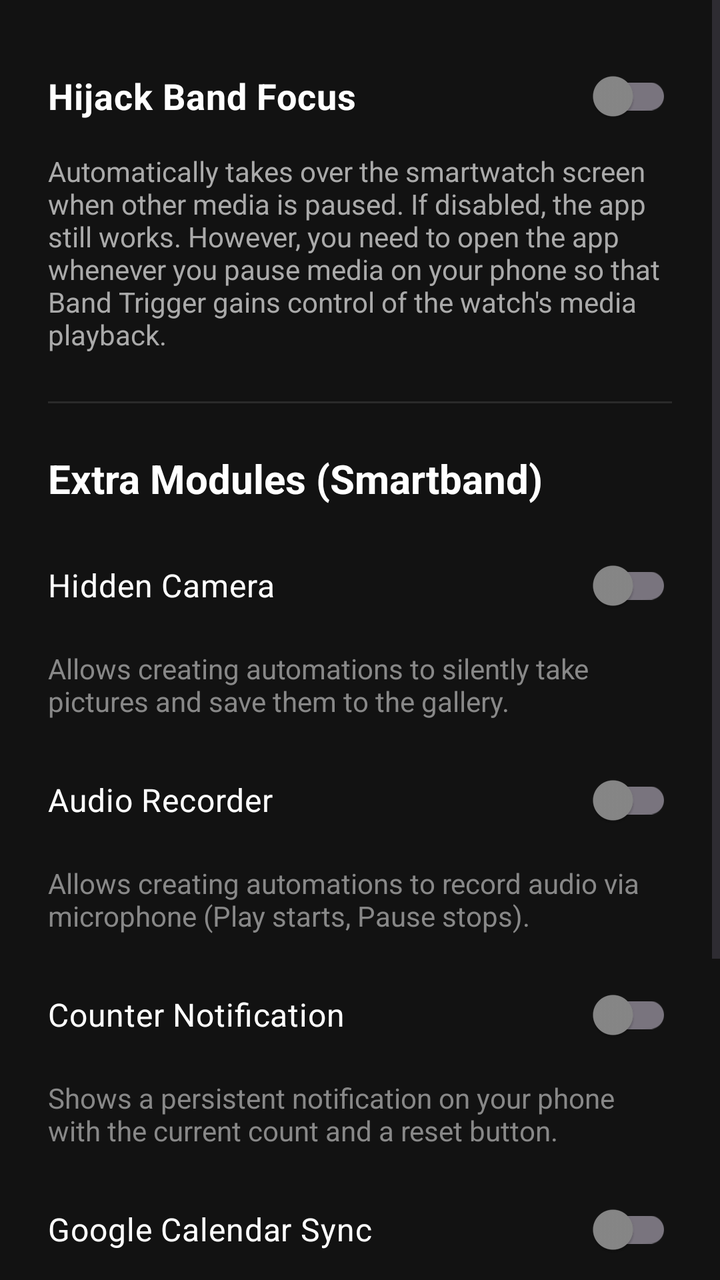
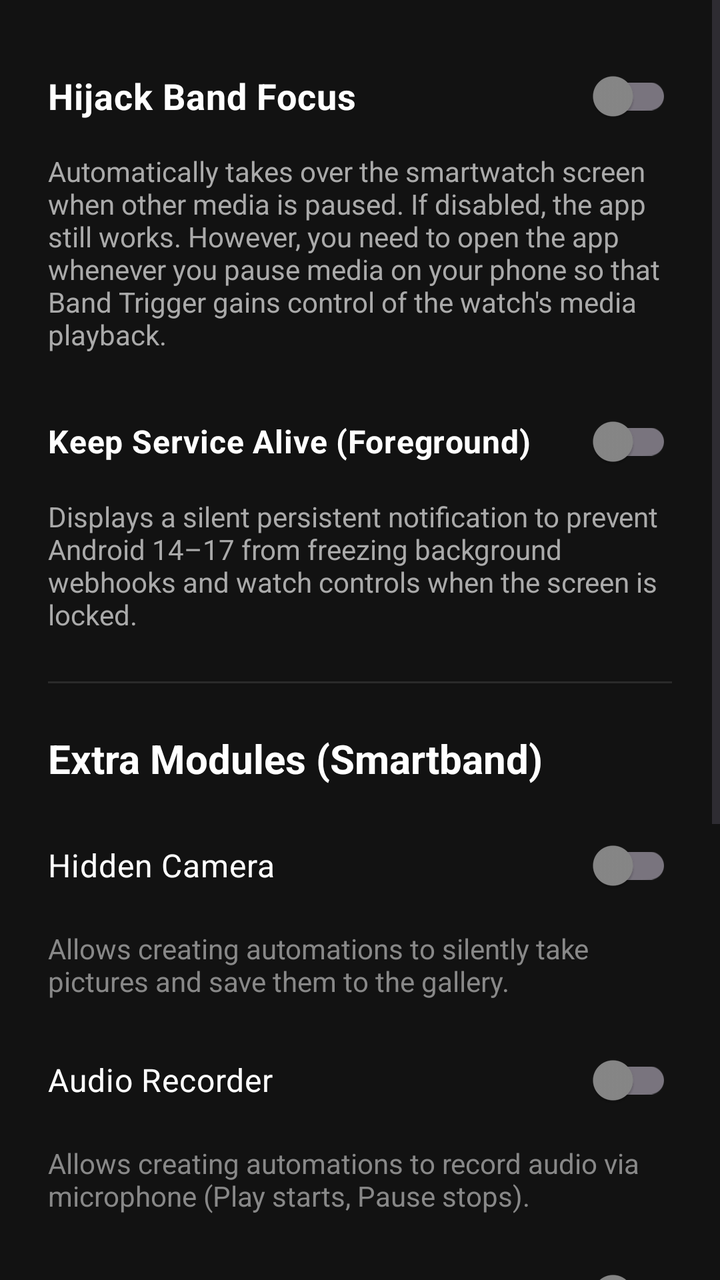

The first picture is an Android layout as it rendered before a commit; the second is the same layout after the commit. The layout source and the unified diff follow.
<!-- AndroidManifest.xml: application theme Theme.BandLightConnect -->
<!-- res/layout/fragment_settings.xml -->
<?xml version="1.0" encoding="utf-8"?>
<ScrollView xmlns:android="http://schemas.android.com/apk/res/android"
    xmlns:app="http://schemas.android.com/apk/res-auto"
    android:layout_width="match_parent"
    android:layout_height="match_parent"
    android:background="#121212"
    android:fillViewport="true">

    <LinearLayout
        android:layout_width="match_parent"
        android:layout_height="wrap_content"
        android:orientation="vertical"
        android:padding="24dp">

        
        <com.google.android.material.switchmaterial.SwitchMaterial
            android:id="@+id/switchHijackFocus"
            android:layout_width="match_parent"
            android:layout_height="wrap_content"
            android:text="Hijack Band Focus"
            android:textColor="#FFFFFF"
            android:textSize="18sp"
            android:textStyle="bold"
            app:thumbTint="@color/bottom_nav_colors" />

        <TextView
            android:layout_width="match_parent"
            android:layout_height="wrap_content"
            android:layout_marginTop="4dp"
            android:text="Automatically takes over the smartwatch screen when other media is paused. If disabled, the app still works. However, you need to open the app whenever you pause media on your phone so that Band Trigger gains control of the watch's media playback."
            android:textColor="#AAAAAA"
            android:textSize="14sp" />

        
        <View
            android:layout_width="match_parent"
            android:layout_height="1dp"
            android:layout_marginTop="24dp"
            android:background="#2A2A2A" />

        
        <TextView
            android:layout_width="wrap_content"
            android:layout_height="wrap_content"
            android:layout_marginTop="24dp"
            android:text="Extra Modules (Smartband)"
            android:textColor="#FFFFFF"
            android:textSize="20sp"
            android:textStyle="bold" />

        
        <com.google.android.material.switchmaterial.SwitchMaterial
            android:id="@+id/switchHiddenCamera"
            android:layout_width="match_parent"
            android:layout_height="wrap_content"
            android:layout_marginTop="16dp"
            android:text="Hidden Camera"
            android:textColor="#FFFFFF"
            android:textSize="16sp"
            app:thumbTint="@color/bottom_nav_colors" />

        <TextView
            android:layout_width="wrap_content"
            android:layout_height="wrap_content"
            android:layout_marginTop="8dp"
            android:text="Allows creating automations to silently take pictures and save them to the gallery."
            android:textColor="#888888"
            android:textSize="14sp" />

        
        <com.google.android.material.switchmaterial.SwitchMaterial
            android:id="@+id/switchAudioRecorder"
            android:layout_width="match_parent"
            android:layout_height="wrap_content"
            android:layout_marginTop="16dp"
            android:text="Audio Recorder"
            android:textColor="#FFFFFF"
            android:textSize="16sp"
            app:thumbTint="@color/bottom_nav_colors" />

        <TextView
            android:layout_width="wrap_content"
            android:layout_height="wrap_content"
            android:layout_marginTop="8dp"
            android:text="Allows creating automations to record audio via microphone (Play starts, Pause stops)."
            android:textColor="#888888"
            android:textSize="14sp" />

        
        <com.google.android.material.switchmaterial.SwitchMaterial
            android:id="@+id/switchCounterNotification"
            android:layout_width="match_parent"
            android:layout_height="wrap_content"
            android:layout_marginTop="16dp"
            android:text="Counter Notification"
            android:textColor="#FFFFFF"
            android:textSize="16sp"
            app:thumbTint="@color/bottom_nav_colors" />

        <TextView
            android:layout_width="wrap_content"
            android:layout_height="wrap_content"
            android:layout_marginTop="8dp"
            android:text="Shows a persistent notification on your phone with the current count and a reset button."
            android:textColor="#888888"
            android:textSize="14sp" />

        
        <com.google.android.material.switchmaterial.SwitchMaterial
            android:id="@+id/switchCalendarSync"
            android:layout_width="match_parent"
            android:layout_height="wrap_content"
            android:layout_marginTop="16dp"
            android:text="Google Calendar Sync"
            android:textColor="#FFFFFF"
            android:textSize="16sp"
            app:thumbTint="@color/bottom_nav_colors" />

        
        <LinearLayout
            android:id="@+id/layoutSyncInterval"
            android:layout_width="match_parent"
            android:layout_height="wrap_content"
            android:background="?attr/selectableItemBackground"
            android:clickable="true"
            android:focusable="true"
            android:gravity="center_vertical"
            android:orientation="horizontal"
            android:paddingVertical="12dp"
            android:paddingHorizontal="4dp"
            android:visibility="gone">

            <TextView
                android:layout_width="0dp"
                android:layout_height="wrap_content"
                android:layout_weight="1"
                android:text="Sync Interval"
                android:textColor="#FFFFFF"
                android:textSize="16sp" />

            <TextView
                android:id="@+id/textSyncInterval"
                android:layout_width="wrap_content"
                android:layout_height="wrap_content"
                android:text="15 Minutes"
                android:textColor="#BB86FC"
                android:textSize="16sp"
                android:textStyle="bold" />
        </LinearLayout>

        <TextView
            android:layout_width="wrap_content"
            android:layout_height="wrap_content"
            android:layout_marginTop="4dp"
            android:text="Automatically reads your upcoming events for the next 24 hours and creates alarms in a dedicated 'Google Calendar' folder."
            android:textColor="#888888"
            android:textSize="14sp" />

        
        <Space
            android:layout_width="match_parent"
            android:layout_height="0dp"
            android:layout_weight="1" />

        
        <View
            android:layout_width="match_parent"
            android:layout_height="1dp"
            android:layout_marginTop="32dp"
            android:background="#2A2A2A" />

        
        <com.google.android.material.button.MaterialButton
            android:id="@+id/btnExitApp"
            style="@style/Widget.MaterialComponents.Button.OutlinedButton"
            android:layout_width="match_parent"
            android:layout_height="wrap_content"
            android:layout_marginTop="24dp"
            android:layout_marginBottom="24dp"
            android:padding="12dp"
            android:text="Turn Off and Exit"
            android:textColor="#FF5252"
            app:strokeColor="#FF5252" />

    </LinearLayout>
</ScrollView>
<!-- resources referenced by this layout -->
<resources>
  <style name="Theme.BandLightConnect" parent="Base.Theme.BandLightConnect" />
  <style name="Base.Theme.BandLightConnect" parent="Theme.Material3.DayNight.NoActionBar">
          
          
      </style>
</resources>

<!-- the commit's change to res/layout/fragment_settings.xml (unified diff, before → after) -->
@@ -28,6 +28,26 @@
             android:layout_height="wrap_content"
             android:layout_marginTop="4dp"
             android:text="Automatically takes over the smartwatch screen when other media is paused. If disabled, the app still works. However, you need to open the app whenever you pause media on your phone so that Band Trigger gains control of the watch's media playback."
+            android:textColor="#AAAAAA"
+            android:textSize="14sp" />
+
+        
+        <com.google.android.material.switchmaterial.SwitchMaterial
+            android:id="@+id/switchKeepAlive"
+            android:layout_width="match_parent"
+            android:layout_height="wrap_content"
+            android:layout_marginTop="20dp"
+            android:text="Keep Service Alive (Foreground)"
+            android:textColor="#FFFFFF"
+            android:textSize="16sp"
+            android:textStyle="bold"
+            app:thumbTint="@color/bottom_nav_colors" />
+
+        <TextView
+            android:layout_width="match_parent"
+            android:layout_height="wrap_content"
+            android:layout_marginTop="4dp"
+            android:text="Displays a silent persistent notification to prevent Android 14–17 from freezing background webhooks and watch controls when the screen is locked."
             android:textColor="#AAAAAA"
             android:textSize="14sp" />
 
